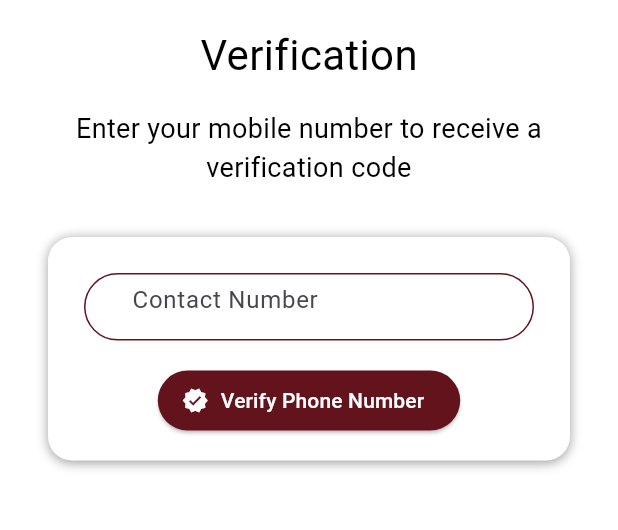
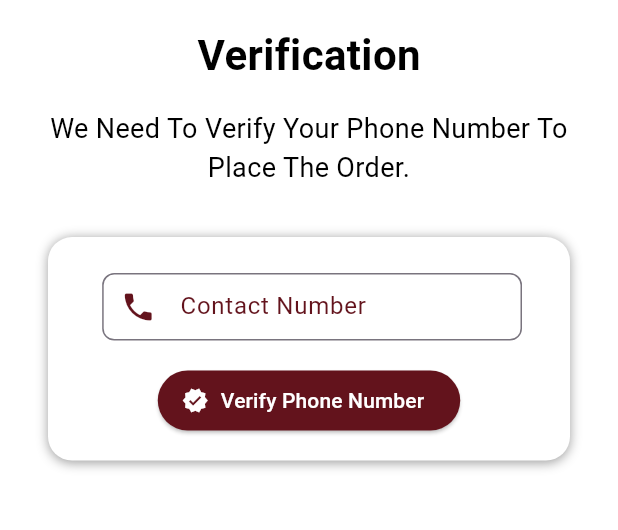
Before and after one commit to Tahir53/FT-Mithai-Mart, a Flutter app: the EnterNumber screen opened directly with empty values, on a phone screen of 412 x 824 dp, the part 573-1103 px from its top. Run offline on Flutter 3.47's test engine with Material 3 defaults, Android fonts, the phone set to English and light mode, and no system bars; our stand-ins replace animated_splash_screen, firebase_auth, firebase_core, firebase_messaging, flutter_carousel_widget, flutter_local_notifications and 5 more; missing offline and left inert: mongo_dart, otp_pin_field; accounts and stored records are empty; Roboto replaces fonts that are missing (Montserrat); project files that could hold a hidden picture were left out.

Commit message:
pushed for otp

```diff
--- a/ft_mart/lib/model/complaints_model.dart
+++ b/ft_mart/lib/model/complaints_model.dart
@@ -33,7 +33,7 @@ class Complaint {
       description: json['description'],
       complaintId: json['complaintId'],
       dateTime: json['dateTime'],
-      deviceToken: json['deviceToken'], // Initialize device token from JSON
+      deviceToken: json['deviceToken'],
     );
   }
 
@@ -46,7 +46,7 @@ class Complaint {
       'description': description,
       'complaintId': complaintId,
       'dateTime': dateTime,
-      'deviceToken': deviceToken, // Include device token in JSON
+      'deviceToken': deviceToken,
     };
   }
 
--- a/ft_mart/lib/otp/phone_number/enter_number.dart
+++ b/ft_mart/lib/otp/phone_number/enter_number.dart
@@ -11,10 +11,8 @@ import 'package:http/http.dart' as http;
 class EnterNumber extends StatefulWidget {
   final Function() function;
 
-  const EnterNumber({
-    Key? key,
-    required this.function
-  }) : super(key: key);
+  const EnterNumber({Key? key, required this.function}) : super(key: key);
+
   @override
   _EnterNumberState createState() => _EnterNumberState();
 }
@@ -27,31 +25,6 @@ class _EnterNumberState extends State<EnterNumber> {
     super.initState();
   }
 
-  void showErrorDialog(BuildContext context, String message) {
-    // set up the AlertDialog
-    final CupertinoAlertDialog alert = CupertinoAlertDialog(
-      title: const Text('Error'),
-      content: Text('\n$message'),
-      actions: <Widget>[
-        CupertinoDialogAction(
-          isDefaultAction: true,
-          child: const Text('Yes'),
-          onPressed: () {
-            Navigator.of(context).pop();
-          },
-        )
-      ],
-    );
-    // show the dialog
-    showDialog(
-      context: context,
-      builder: (BuildContext context) {
-        return alert;
-      },
-    );
-  }
-
-  //build method for UI Representation
   @override
   Widget build(BuildContext context) {
     final screenHeight = MediaQuery.of(context).size.height;
@@ -79,13 +52,16 @@ class _EnterNumberState extends State<EnterNumber> {
                 ),
                 const Text(
                   'Verification',
-                  style: TextStyle(fontSize: 28, color: Colors.black),
+                  style: TextStyle(
+                      fontSize: 28,
+                      color: Colors.black,
+                      fontWeight: FontWeight.bold),
                 ),
                 SizedBox(
                   height: screenHeight * 0.02,
                 ),
                 const Text(
-                  'Enter your mobile number to receive a verification code',
+                  'We Need To Verify Your Phone Number To Place The Order.',
                   textAlign: TextAlign.center,
                   style: TextStyle(
                     fontSize: 18,
@@ -115,12 +91,6 @@ class _EnterNumberState extends State<EnterNumber> {
                         margin: const EdgeInsets.all(8),
                         padding: const EdgeInsets.symmetric(horizontal: 8.0),
                         height: 45,
-                        decoration: BoxDecoration(
-                          border: Border.all(
-                            color: const Color(0xff63131C),
-                          ),
-                          borderRadius: BorderRadius.circular(36),
-                        ),
                         child: Row(
                           children: [
                             SizedBox(
@@ -128,14 +98,24 @@ class _EnterNumberState extends State<EnterNumber> {
                             ),
                             Expanded(
                               child: TextField(
-                                decoration: const InputDecoration(
+                                decoration: InputDecoration(
                                   prefixText: '92',
-                                  hintText: 'Contact Number',
-                                  border: InputBorder.none,
-                                  enabledBorder: InputBorder.none,
-                                  focusedBorder: InputBorder.none,
-                                  contentPadding:
-                                      EdgeInsets.symmetric(vertical: 13.5),
+                                  prefixStyle: TextStyle(
+                                      color: Colors.black87, fontSize: 16),
+                                  labelText: 'Contact Number',
+                                  labelStyle:
+                                      TextStyle(color: Color(0xff63131C)),
+                                  border: OutlineInputBorder(
+                                    borderRadius: BorderRadius.circular(8),
+                                  ),
+                                  focusedBorder: const OutlineInputBorder(
+                                    borderSide: BorderSide(
+                                        width: 2, color: Color(0xff63131C)),
+                                  ),
+                                  prefixIcon: Icon(
+                                    Icons.phone,
+                                    color: Color(0xff63131C),
+                                  ),
                                 ),
                                 controller: phoneController,
                                 keyboardType: TextInputType.phone,
@@ -187,11 +167,13 @@ class _EnterNumberState extends State<EnterNumber> {
                                   MaterialPageRoute(
                                       builder: (_) => OtpScreen(
                                             verificationId:
-                                                randomNumber.toString(), function: () { widget.function();}, phoneNo: phoneController.text,
+                                                randomNumber.toString(),
+                                            function: () {
+                                              widget.function();
+                                            },
+                                            phoneNo: phoneController.text,
                                           )));
                             } else {
-                              print(
-                                  'Failed to send message. Error: ${response.statusCode}');
                               Fluttertoast.showToast(
                                 msg: "Failed to send OTP",
                                 toastLength: Toast.LENGTH_SHORT,
@@ -199,7 +181,6 @@ class _EnterNumberState extends State<EnterNumber> {
                               );
                             }
                           } catch (e) {
-                            // Print error message if an exception occurs
                             print('Exception: $e');
                           }
                         },
--- a/ft_mart/lib/screens/checkout_screen.dart
+++ b/ft_mart/lib/screens/checkout_screen.dart
@@ -361,13 +361,13 @@ class _CheckoutScreenState extends State<CheckoutScreen> {
                         );
                         return;
                       }
-                      // _checkout();
                       Navigator.push(
                           context,
                           MaterialPageRoute(
                             builder: (context) => EnterNumber(
                               function: () {
                                 _checkout();
+
                               },
                             ),
                           ));
```
Also changed, not shown: ft_mart/lib/complaints/show_complaints.dart (+10 -6 lines), ft_mart/lib/otp/otp_screen.dart (+4 -10 lines).
